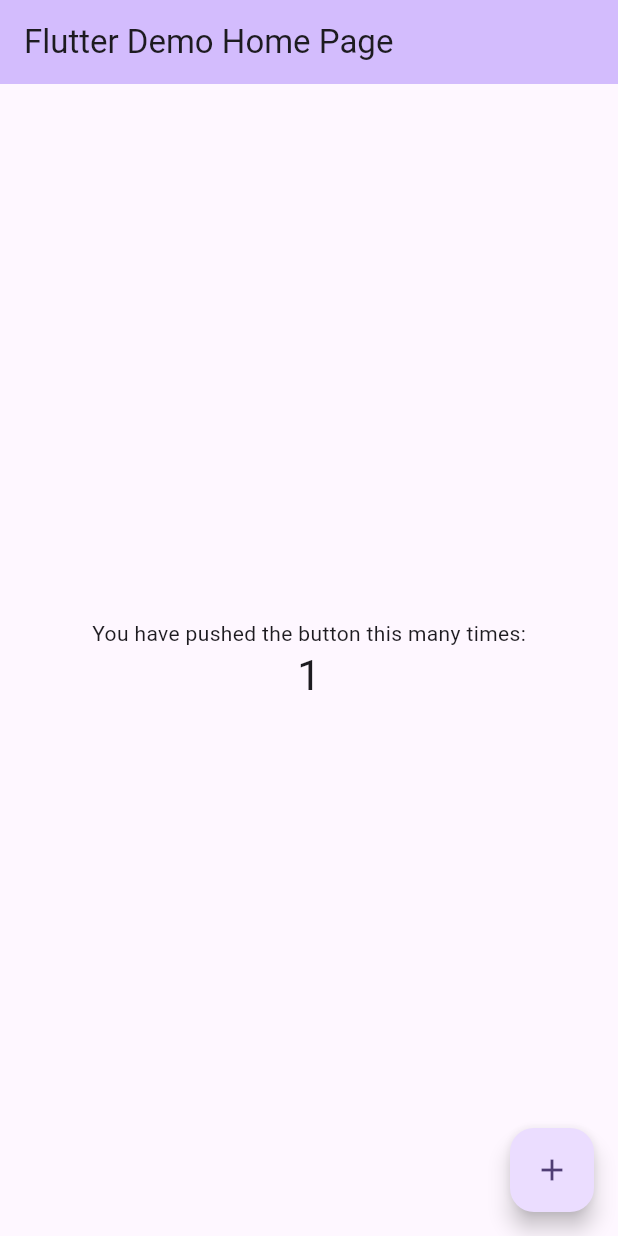
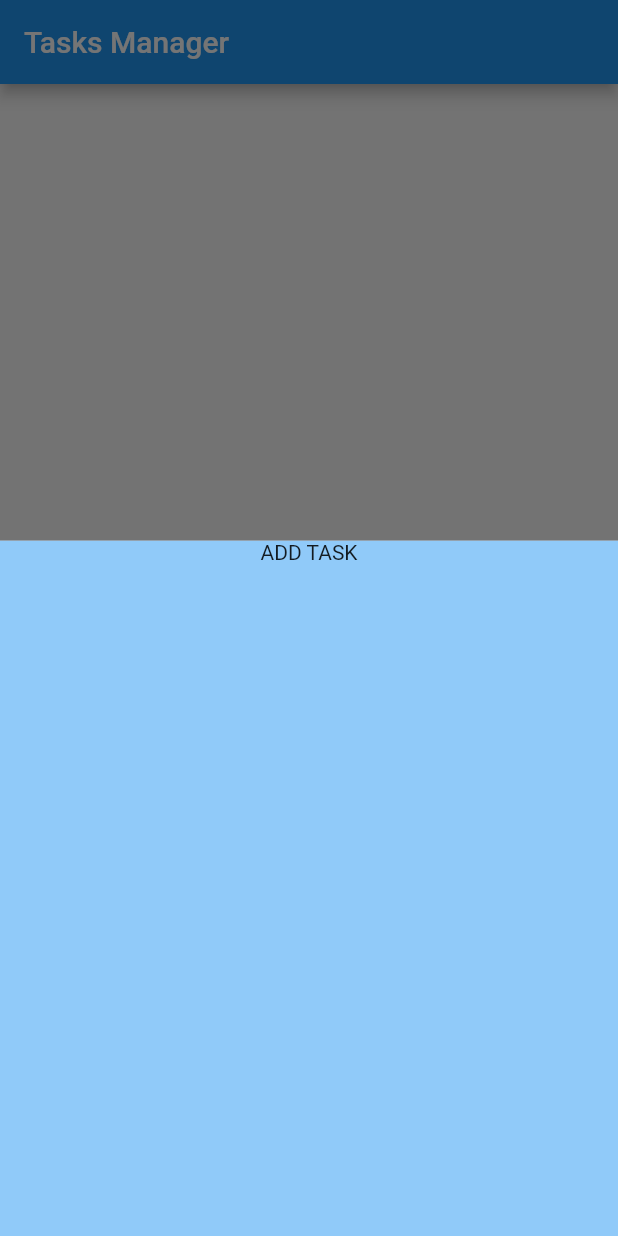
Before and after one commit to PG47/Daily-Task-Planner-App, a Flutter app: the screen it shows after launch, after a tap on the "add" icon, on a phone screen of 412 x 824 dp. Run offline on Flutter 3.47's test engine with Material 2 defaults, Android fonts, the phone set to English and light mode, and no system bars; our stand-ins replace google_fonts.

Commit message:
add home screen

```diff
--- a/source/daily_task_plan/lib/main.dart
+++ b/source/daily_task_plan/lib/main.dart
@@ -1,125 +1,14 @@
 import 'package:flutter/material.dart';
+import './screen/home.dart';
 
-void main() {
-  runApp(const MyApp());
-}
+void main() => runApp(MyApp());
 
 class MyApp extends StatelessWidget {
-  const MyApp({super.key});
-
-  // This widget is the root of your application.
   @override
   Widget build(BuildContext context) {
     return MaterialApp(
-      title: 'Flutter Demo',
-      theme: ThemeData(
-        // This is the theme of your application.
-        //
-        // TRY THIS: Try running your application with "flutter run". You'll see
-        // the application has a blue toolbar. Then, without quitting the app,
-        // try changing the seedColor in the colorScheme below to Colors.green
-        // and then invoke "hot reload" (save your changes or press the "hot
-        // reload" button in a Flutter-supported IDE, or press "r" if you used
-        // the command line to start the app).
-        //
-        // Notice that the counter didn't reset back to zero; the application
-        // state is not lost during the reload. To reset the state, use hot
-        // restart instead.
-        //
-        // This works for code too, not just values: Most code changes can be
-        // tested with just a hot reload.
-        colorScheme: ColorScheme.fromSeed(seedColor: Colors.deepPurple),
-        useMaterial3: true,
-      ),
-      home: const MyHomePage(title: 'Flutter Demo Home Page'),
+      //debugShowCheckedModeBanner: false,
+      home: HomeScreen(),
     );
   }
 }
-
-class MyHomePage extends StatefulWidget {
-  const MyHomePage({super.key, required this.title});
-
-  // This widget is the home page of your application. It is stateful, meaning
-  // that it has a State object (defined below) that contains fields that affect
-  // how it looks.
-
-  // This class is the configuration for the state. It holds the values (in this
-  // case the title) provided by the parent (in this case the App widget) and
-  // used by the build method of the State. Fields in a Widget subclass are
-  // always marked "final".
-
-  final String title;
-
-  @override
-  State<MyHomePage> createState() => _MyHomePageState();
-}
-
-class _MyHomePageState extends State<MyHomePage> {
-  int _counter = 0;
-
-  void _incrementCounter() {
-    setState(() {
-      // This call to setState tells the Flutter framework that something has
-      // changed in this State, which causes it to rerun the build method below
-      // so that the display can reflect the updated values. If we changed
-      // _counter without calling setState(), then the build method would not be
-      // called again, and so nothing would appear to happen.
-      _counter++;
-    });
-  }
-
-  @override
-  Widget build(BuildContext context) {
-    // This method is rerun every time setState is called, for instance as done
-    // by the _incrementCounter method above.
-    //
-    // The Flutter framework has been optimized to make rerunning build methods
-    // fast, so that you can just rebuild anything that needs updating rather
-    // than having to individually change instances of widgets.
-    return Scaffold(
-      appBar: AppBar(
-        // TRY THIS: Try changing the color here to a specific color (to
-        // Colors.amber, perhaps?) and trigger a hot reload to see the AppBar
-        // change color while the other colors stay the same.
-        backgroundColor: Theme.of(context).colorScheme.inversePrimary,
-        // Here we take the value from the MyHomePage object that was created by
-        // the App.build method, and use it to set our appbar title.
-        title: Text(widget.title),
-      ),
-      body: Center(
-        // Center is a layout widget. It takes a single child and positions it
-        // in the middle of the parent.
-        child: Column(
-          // Column is also a layout widget. It takes a list of children and
-          // arranges them vertically. By default, it sizes itself to fit its
-          // children horizontally, and tries to be as tall as its parent.
-          //
-          // Column has various properties to control how it sizes itself and
-          // how it positions its children. Here we use mainAxisAlignment to
-          // center the children vertically; the main axis here is the vertical
-          // axis because Columns are vertical (the cross axis would be
-          // horizontal).
-          //
-          // TRY THIS: Invoke "debug painting" (choose the "Toggle Debug Paint"
-          // action in the IDE, or press "p" in the console), to see the
-          // wireframe for each widget.
-          mainAxisAlignment: MainAxisAlignment.center,
-          children: <Widget>[
-            const Text(
-              'You have pushed the button this many times:',
-            ),
-            Text(
-              '$_counter',
-              style: Theme.of(context).textTheme.headlineMedium,
-            ),
-          ],
-        ),
-      ),
-      floatingActionButton: FloatingActionButton(
-        onPressed: _incrementCounter,
-        tooltip: 'Increment',
-        child: const Icon(Icons.add),
-      ), // This trailing comma makes auto-formatting nicer for build methods.
-    );
-  }
-}
--- /dev/null
+++ b/source/daily_task_plan/lib/screen/home.dart
@@ -0,0 +1,42 @@
+import 'package:flutter/material.dart';
+import 'package:google_fonts/google_fonts.dart';
+
+class HomeScreen extends StatelessWidget {
+  const HomeScreen({super.key});
+  static const routeName = '/home-screen';
+
+  @override
+  Widget build(BuildContext context) {
+    return Scaffold(
+      appBar: AppBar(
+        title: Text(
+          'Tasks Manager',
+          style: GoogleFonts.robotoFlex(),
+        ),
+      ),
+      body: Center(
+        child: Text('No tasks added yet!'),
+      ),
+      floatingActionButton: FloatingActionButton(
+        child: Icon(
+          Icons.add,
+          color: Colors.green,
+        ),
+        backgroundColor: Colors.red,
+        onPressed: () => showModalBottomSheet(
+            context: context,
+            builder: (BuildContext context) => Container(
+                  //height: 500,
+                  color: Colors.blue[200],
+                  child: Column(
+                    children: [
+                      Text(
+                        'ADD TASK',
+                      ),
+                    ],
+                  ),
+                )),
+      ),
+    );
+  }
+}
--- a/source/daily_task_plan/pubspec.yaml
+++ b/source/daily_task_plan/pubspec.yaml
@@ -35,6 +35,7 @@ dependencies:
   # The following adds the Cupertino Icons font to your application.
   # Use with the CupertinoIcons class for iOS style icons.
   cupertino_icons: ^1.0.2
+  google_fonts: ^5.1.0
 
 dev_dependencies:
   flutter_test:
```
Also changed, not shown: source/daily_task_plan/pubspec.lock, 2 other files.
